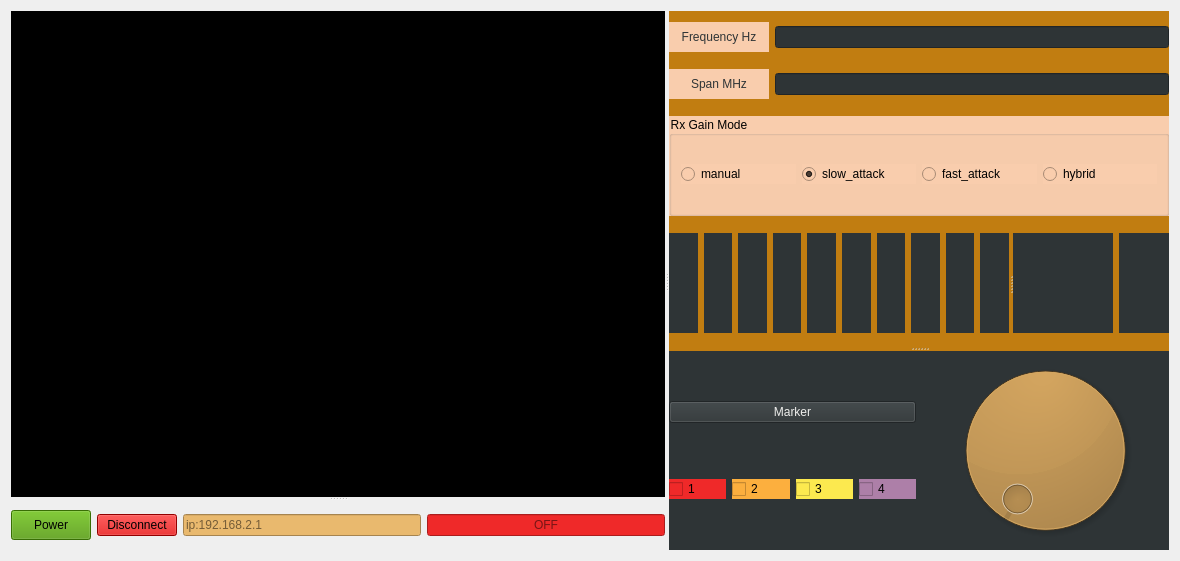
Qt form sources/forms/device_config.ui (lone-boy/Spectrum) before a commit.
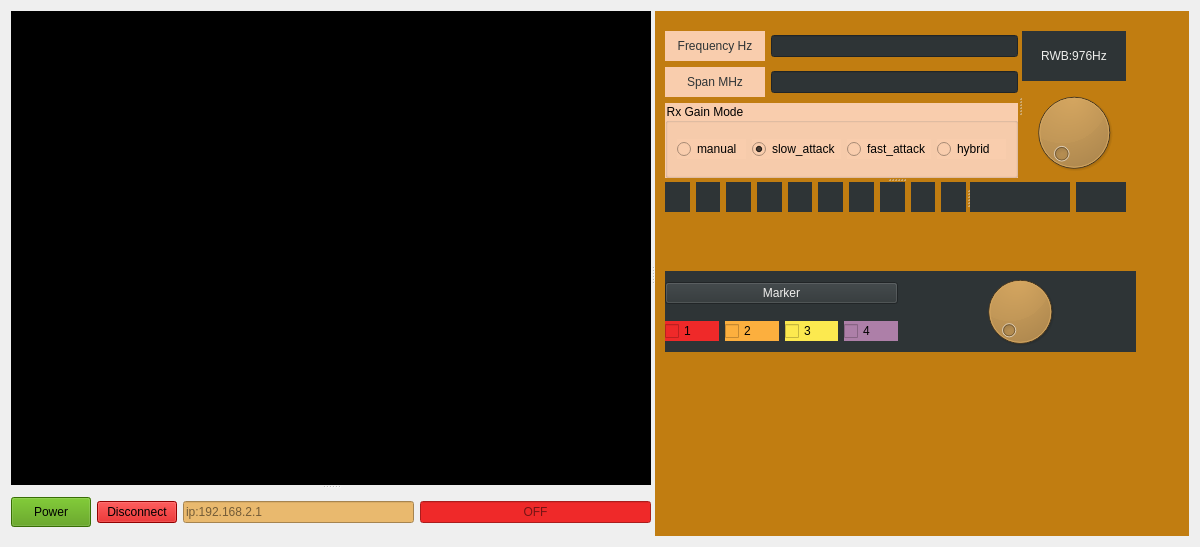
The same form after that commit. Custom widgets are drawn as their Qt base class.

```diff
--- a/sources/forms/device_config.ui
+++ b/sources/forms/device_config.ui
@@ -6,8 +6,8 @@
    <rect>
     <x>0</x>
     <y>0</y>
-    <width>1180</width>
-    <height>561</height>
+    <width>1200</width>
+    <height>547</height>
    </rect>
   </property>
   <property name="minimumSize">
@@ -135,14 +135,108 @@
       <property name="styleSheet">
        <string notr="true">background-color: rgb(193, 125, 17);</string>
       </property>
-      <layout class="QGridLayout" name="gridLayout_4">
+      <widget class="QWidget" name="widget_3" native="true">
+       <property name="geometry">
+        <rect>
+         <x>10</x>
+         <y>260</y>
+         <width>471</width>
+         <height>81</height>
+        </rect>
+       </property>
+       <property name="styleSheet">
+        <string notr="true">background-color: rgb(46, 52, 54);</string>
+       </property>
+       <layout class="QGridLayout" name="gridLayout">
        <item row="0" column="0">
+         <layout class="QHBoxLayout" name="horizontalLayout_7">
+          <item>
+           <layout class="QVBoxLayout" name="verticalLayout_6">
+            <item>
+             <widget class="QPushButton" name="pushButton">
+              <property name="styleSheet">
+               <string notr="true">color: rgb(238, 238, 236);</string>
+              </property>
+              <property name="text">
+               <string>Marker</string>
+              </property>
+             </widget>
+            </item>
+            <item>
+             <layout class="QHBoxLayout" name="horizontalLayout_6">
+              <item>
+               <widget class="QCheckBox" name="checkBox_1">
+                <property name="styleSheet">
+                 <string notr="true">background-color: rgb(239, 41, 41);</string>
+                </property>
+                <property name="text">
+                 <string>1</string>
+                </property>
+               </widget>
+              </item>
+              <item>
+               <widget class="QCheckBox" name="checkBox_2">
+                <property name="styleSheet">
+                 <string notr="true">background-color: rgb(252, 175, 62);</string>
+                </property>
+                <property name="text">
+                 <string>2</string>
+                </property>
+               </widget>
+              </item>
+              <item>
+               <widget class="QCheckBox" name="checkBox_3">
+                <property name="styleSheet">
+                 <string notr="true">background-color: rgb(252, 233, 79);</string>
+                </property>
+                <property name="text">
+                 <string>3</string>
+                </property>
+               </widget>
+              </item>
+              <item>
+               <widget class="QCheckBox" name="checkBox_4">
+                <property name="styleSheet">
+                 <string notr="true">background-color: rgb(173, 127, 168);</string>
+                </property>
+                <property name="text">
+                 <string>4</string>
+                </property>
+               </widget>
+              </item>
+             </layout>
+            </item>
+           </layout>
+          </item>
+          <item>
+           <widget class="dial_change" name="curson_switch">
+            <property name="styleSheet">
+             <string notr="true">background-color: rgb(193, 125, 17);</string>
+            </property>
+           </widget>
+          </item>
+         </layout>
+        </item>
+       </layout>
+      </widget>
+      <widget class="QSplitter" name="splitter_5">
+       <property name="geometry">
+        <rect>
+         <x>10</x>
+         <y>20</y>
+         <width>461</width>
+         <height>181</height>
+        </rect>
+       </property>
+       <property name="orientation">
+        <enum>Qt::Vertical</enum>
+       </property>
         <widget class="QSplitter" name="splitter_4">
          <property name="orientation">
-          <enum>Qt::Vertical</enum>
-         </property>
-         <widget class="QWidget" name="layoutWidget">
-          <layout class="QVBoxLayout" name="verticalLayout_2">
+         <enum>Qt::Horizontal</enum>
+        </property>
+        <widget class="QWidget" name="">
+         <layout class="QVBoxLayout" name="verticalLayout_3">
            <item>
             <layout class="QHBoxLayout" name="horizontalLayout_2">
              <item>
@@ -284,7 +378,37 @@
              </item>
             </layout>
            </item>
+         </layout>
+        </widget>
+        <widget class="QWidget" name="">
+         <layout class="QVBoxLayout" name="verticalLayout_2">
            <item>
+           <widget class="QLabel" name="label_rwb">
+            <property name="minimumSize">
+             <size>
+              <width>0</width>
+              <height>50</height>
+             </size>
+            </property>
+            <property name="styleSheet">
+             <string notr="true">background-color: rgb(46, 52, 54);
+color: rgb(238, 238, 236);</string>
+            </property>
+            <property name="text">
+             <string>RWB:976Hz</string>
+            </property>
+            <property name="alignment">
+             <set>Qt::AlignCenter</set>
+            </property>
+           </widget>
+          </item>
+          <item>
+           <widget class="dial_change" name="curson_rwb"/>
+          </item>
+         </layout>
+        </widget>
+       </widget>
+       <widget class="QWidget" name="">
             <layout class="QHBoxLayout" name="horizontalLayout_15">
              <item>
               <widget class="QSplitter" name="splitter_3">
@@ -524,88 +648,8 @@
               </widget>
              </item>
             </layout>
-           </item>
-          </layout>
-         </widget>
-         <widget class="QWidget" name="widget_3" native="true">
-          <property name="styleSheet">
-           <string notr="true">background-color: rgb(46, 52, 54);</string>
-          </property>
-          <layout class="QGridLayout" name="gridLayout">
-           <item row="0" column="0">
-            <layout class="QHBoxLayout" name="horizontalLayout_7">
-             <item>
-              <layout class="QVBoxLayout" name="verticalLayout_6">
-               <item>
-                <widget class="QPushButton" name="pushButton">
-                 <property name="styleSheet">
-                  <string notr="true">color: rgb(238, 238, 236);</string>
-                 </property>
-                 <property name="text">
-                  <string>Marker</string>
-                 </property>
-                </widget>
-               </item>
-               <item>
-                <layout class="QHBoxLayout" name="horizontalLayout_6">
-                 <item>
-                  <widget class="QCheckBox" name="checkBox_1">
-                   <property name="styleSheet">
-                    <string notr="true">background-color: rgb(239, 41, 41);</string>
-                   </property>
-                   <property name="text">
-                    <string>1</string>
-                   </property>
-                  </widget>
-                 </item>
-                 <item>
-                  <widget class="QCheckBox" name="checkBox_2">
-                   <property name="styleSheet">
-                    <string notr="true">background-color: rgb(252, 175, 62);</string>
-                   </property>
-                   <property name="text">
-                    <string>2</string>
-                   </property>
-                  </widget>
-                 </item>
-                 <item>
-                  <widget class="QCheckBox" name="checkBox_3">
-                   <property name="styleSheet">
-                    <string notr="true">background-color: rgb(252, 233, 79);</string>
-                   </property>
-                   <property name="text">
-                    <string>3</string>
-                   </property>
-                  </widget>
-                 </item>
-                 <item>
-                  <widget class="QCheckBox" name="checkBox_4">
-                   <property name="styleSheet">
-                    <string notr="true">background-color: rgb(173, 127, 168);</string>
-                   </property>
-                   <property name="text">
-                    <string>4</string>
-                   </property>
-                  </widget>
-                 </item>
-                </layout>
-               </item>
-              </layout>
-             </item>
-             <item>
-              <widget class="dial_change" name="curson_switch">
-               <property name="styleSheet">
-                <string notr="true">background-color: rgb(193, 125, 17);</string>
-               </property>
-              </widget>
-             </item>
-            </layout>
-           </item>
-          </layout>
-         </widget>
-        </widget>
-       </item>
-      </layout>
+       </widget>
+      </widget>
      </widget>
     </widget>
    </item>
```
Lines whose indentation alone changed are shown as unchanged.
